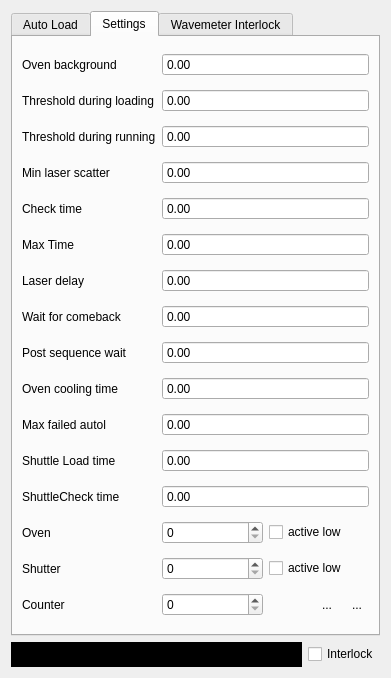
Above: ui/AutoLoad.ui from MonroeQuantumNetworks/IonControl before the change. Below: the same form after it.
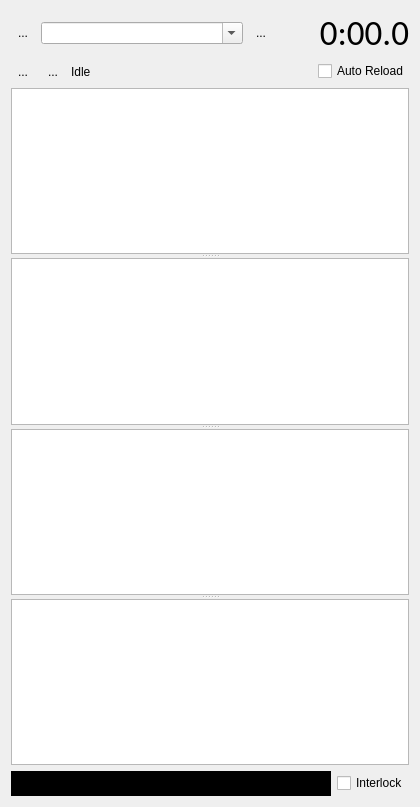
That is the form after the change. The open tabs and pages were chosen to show the change. Icons and pictures are not drawn. Custom widgets are drawn as their Qt base class.

Commit message: recast autoload using profiles

What changed in the file:
```diff
--- a/ui/AutoLoad.ui
+++ b/ui/AutoLoad.ui
@@ -6,679 +6,165 @@
    <rect>
     <x>0</x>
     <y>0</y>
-    <width>391</width>
-    <height>678</height>
+    <width>420</width>
+    <height>807</height>
    </rect>
   </property>
   <property name="windowTitle">
    <string>Form</string>
   </property>
-  <layout class="QVBoxLayout" name="verticalLayout_2">
+  <layout class="QVBoxLayout" name="verticalLayout">
    <item>
-    <widget class="QTabWidget" name="tabWidget_2">
-     <property name="currentIndex">
-      <number>0</number>
+    <layout class="QHBoxLayout" name="horizontalLayout">
+     <item>
+      <widget class="QToolButton" name="removeProfileButton">
+       <property name="text">
+        <string>...</string>
+       </property>
+       <property name="icon">
+        <iconset resource="Experiment.qrc">
+         <normaloff>:/openicon/icons/edit-clear-locationbar-ltr.png</normaloff>:/openicon/icons/edit-clear-locationbar-ltr.png</iconset>
+       </property>
+       <property name="autoRaise">
+        <bool>true</bool>
+       </property>
+      </widget>
+     </item>
+     <item>
+      <widget class="QComboBox" name="profileComboBox">
+       <property name="sizePolicy">
+        <sizepolicy hsizetype="Preferred" vsizetype="Fixed">
+         <horstretch>1</horstretch>
+         <verstretch>0</verstretch>
+        </sizepolicy>
+       </property>
+       <property name="editable">
+        <bool>true</bool>
+       </property>
+      </widget>
+     </item>
+     <item>
+      <widget class="QToolButton" name="saveProfileButton">
+       <property name="text">
+        <string>...</string>
+       </property>
+       <property name="icon">
+        <iconset resource="Experiment.qrc">
+         <normaloff>:/kde/icons/filesave.png</normaloff>:/kde/icons/filesave.png</iconset>
+       </property>
+       <property name="autoRaise">
+        <bool>true</bool>
+       </property>
+      </widget>
+     </item>
+     <item>
+      <spacer name="horizontalSpacer">
+       <property name="orientation">
+        <enum>Qt::Horizontal</enum>
+       </property>
+       <property name="sizeHint" stdset="0">
+        <size>
+         <width>40</width>
+         <height>20</height>
+        </size>
+       </property>
+      </spacer>
+     </item>
+     <item>
+      <widget class="QLabel" name="elapsedLabel">
+       <property name="font">
+        <font>
+         <family>Calibri</family>
+         <pointsize>26</pointsize>
+        </font>
+       </property>
+       <property name="text">
+        <string>0:00.0</string>
+       </property>
+       <property name="alignment">
+        <set>Qt::AlignRight|Qt::AlignTrailing|Qt::AlignVCenter</set>
+       </property>
+      </widget>
+     </item>
+    </layout>
+   </item>
+   <item>
+    <layout class="QHBoxLayout" name="horizontalLayout_5">
+     <item>
+      <widget class="QToolButton" name="startButton">
+       <property name="text">
+        <string>...</string>
+       </property>
+       <property name="icon">
+        <iconset resource="Experiment.qrc">
+         <normaloff>:/openicon/icons/media-playback-start-7.png</normaloff>:/openicon/icons/media-playback-start-7.png</iconset>
+       </property>
+       <property name="autoRaise">
+        <bool>true</bool>
+       </property>
+      </widget>
+     </item>
+     <item>
+      <widget class="QToolButton" name="stopButton">
+       <property name="text">
+        <string>...</string>
+       </property>
+       <property name="icon">
+        <iconset resource="Experiment.qrc">
+         <normaloff>:/openicon/icons/media-playback-stop-7.png</normaloff>:/openicon/icons/media-playback-stop-7.png</iconset>
+       </property>
+       <property name="autoRaise">
+        <bool>true</bool>
+       </property>
+      </widget>
+     </item>
+     <item>
+      <widget class="QLabel" name="statusLabel">
+       <property name="text">
+        <string>Idle</string>
+       </property>
+      </widget>
+     </item>
+     <item>
+      <spacer name="horizontalSpacer_3">
+       <property name="orientation">
+        <enum>Qt::Horizontal</enum>
+       </property>
+       <property name="sizeHint" stdset="0">
+        <size>
+         <width>40</width>
+         <height>20</height>
+        </size>
+       </property>
+      </spacer>
+     </item>
+     <item>
+      <widget class="QCheckBox" name="autoReloadBox">
+       <property name="text">
+        <string>Auto Reload</string>
+       </property>
+      </widget>
+     </item>
+    </layout>
+   </item>
+   <item>
+    <widget class="QSplitter" name="splitter">
+     <property name="orientation">
+      <enum>Qt::Vertical</enum>
      </property>
-     <widget class="QWidget" name="autoLoadTab">
-      <attribute name="title">
-       <string>Auto Load</string>
+     <widget class="TableViewExtended" name="historyTableView"/>
+     <widget class="ParameterTree" name="parameterWidget">
+      <attribute name="headerVisible">
+       <bool>false</bool>
       </attribute>
-      <layout class="QVBoxLayout" name="verticalLayout">
-       <item>
-        <layout class="QHBoxLayout" name="horizontalLayout_5">
-         <item>
-          <widget class="QToolButton" name="startButton">
-           <property name="text">
-            <string>...</string>
-           </property>
-           <property name="icon">
-            <iconset resource="Experiment.qrc">
-             <normaloff>:/openicon/icons/media-playback-start-7.png</normaloff>:/openicon/icons/media-playback-start-7.png</iconset>
-           </property>
-           <property name="autoRaise">
-            <bool>true</bool>
-           </property>
-          </widget>
-         </item>
-         <item>
-          <widget class="QToolButton" name="stopButton">
-           <property name="text">
-            <string>...</string>
-           </property>
-           <property name="icon">
-            <iconset resource="Experiment.qrc">
-             <normaloff>:/openicon/icons/media-playback-stop-7.png</normaloff>:/openicon/icons/media-playback-stop-7.png</iconset>
-           </property>
-           <property name="autoRaise">
-            <bool>true</bool>
-           </property>
-          </widget>
-         </item>
-         <item>
-          <widget class="QLabel" name="statusLabel">
-           <property name="text">
-            <string>Idle</string>
-           </property>
-          </widget>
-         </item>
-         <item>
-          <spacer name="horizontalSpacer_3">
-           <property name="orientation">
-            <enum>Qt::Horizontal</enum>
-           </property>
-           <property name="sizeHint" stdset="0">
-            <size>
-             <width>40</width>
-             <height>20</height>
-            </size>
-           </property>
-          </spacer>
-         </item>
-         <item>
-          <widget class="QCheckBox" name="autoReloadBox">
-           <property name="text">
-            <string>Auto Reload</string>
-           </property>
-          </widget>
-         </item>
-        </layout>
-       </item>
-       <item>
-        <layout class="QHBoxLayout" name="horizontalLayout">
-         <item>
-          <widget class="QComboBox" name="loadAlgorithmBox">
-           <property name="sizePolicy">
-            <sizepolicy hsizetype="Preferred" vsizetype="Fixed">
-             <horstretch>1</horstretch>
-             <verstretch>0</verstretch>
-            </sizepolicy>
-           </property>
-           <property name="editable">
-            <bool>true</bool>
-           </property>
-          </widget>
-         </item>
-         <item>
-          <spacer name="horizontalSpacer">
-           <property name="orientation">
-            <enum>Qt::Horizontal</enum>
-           </property>
-           <property name="sizeHint" stdset="0">
-            <size>
-             <width>40</width>
-             <height>20</height>
-            </size>
-           </property>
-          </spacer>
-         </item>
-         <item>
-          <widget class="QLabel" name="elapsedLabel">
-           <property name="font">
-            <font>
-             <family>Calibri</family>
-             <pointsize>26</pointsize>
-            </font>
-           </property>
-           <property name="text">
-            <string>0:00.0</string>
-           </property>
-           <property name="alignment">
-            <set>Qt::AlignRight|Qt::AlignTrailing|Qt::AlignVCenter</set>
-           </property>
-          </widget>
-         </item>
-        </layout>
-       </item>
-       <item>
-        <widget class="QSplitter" name="splitter_2">
-         <property name="orientation">
-          <enum>Qt::Vertical</enum>
-         </property>
-         <widget class="TableViewExtended" name="historyTableView"/>
-         <widget class="ParameterTree" name="parameterWidget">
-          <attribute name="headerVisible">
-           <bool>false</bool>
-          </attribute>
-          <column>
-           <property name="text">
-            <string notr="true">1</string>
-           </property>
-          </column>
-         </widget>
-         <widget class="QTableView" name="globalsAdjustTableView"/>
-        </widget>
-       </item>
-      </layout>
+      <column>
+       <property name="text">
+        <string notr="true">1</string>
+       </property>
+      </column>
      </widget>
-     <widget class="QWidget" name="settingsTab">
-      <attribute name="title">
-       <string>Settings</string>
-      </attribute>
-      <layout class="QGridLayout" name="gridLayout">
-       <item row="11" column="0">
-        <widget class="QLabel" name="label_11">
-         <property name="text">
-          <string>Max failed autol</string>
-         </property>
-        </widget>
-       </item>
-       <item row="11" column="1" colspan="2">
-        <widget class="MagnitudeSpinBox" name="maxFailedAutoloadBox">
-         <property name="sizePolicy">
-          <sizepolicy hsizetype="MinimumExpanding" vsizetype="Fixed">
-           <horstretch>2</horstretch>
-           <verstretch>0</verstretch>
-          </sizepolicy>
-         </property>
-         <property name="toolTip">
-          <string>switch on laser after oven on</string>
-         </property>
-         <property name="buttonSymbols">
-          <enum>QAbstractSpinBox::NoButtons</enum>
-         </property>
-        </widget>
-       </item>
-       <item row="15" column="2">
-        <widget class="QCheckBox" name="shutterChannelActiveLowBox">
-         <property name="sizePolicy">
-          <sizepolicy hsizetype="Fixed" vsizetype="Fixed">
-           <horstretch>0</horstretch>
-           <verstretch>0</verstretch>
-          </sizepolicy>
-         </property>
-         <property name="text">
-          <string>active low</string>
-         </property>
-        </widget>
-       </item>
-       <item row="0" column="1" colspan="2">
-        <widget class="MagnitudeSpinBox" name="thresholdOvenBox">
-         <property name="sizePolicy">
-          <sizepolicy hsizetype="MinimumExpanding" vsizetype="Fixed">
-           <horstretch>2</horstretch>
-           <verstretch>0</verstretch>
-          </sizepolicy>
-         </property>
-         <property name="toolTip">
-          <string>Threshold while oven is on</string>
-         </property>
-         <property name="buttonSymbols">
-          <enum>QAbstractSpinBox::NoButtons</enum>
-         </property>
-        </widget>
-       </item>
-       <item row="12" column="1" colspan="2">
-        <widget class="MagnitudeSpinBox" name="shuttleLoadTimeBox">
-         <property name="sizePolicy">
-          <sizepolicy hsizetype="MinimumExpanding" vsizetype="Fixed">
-           <horstretch>2</horstretch>
-           <verstretch>0</verstretch>
-          </sizepolicy>
-         </property>
-         <property name="toolTip">
-          <string>switch on laser after oven on</string>
-         </property>
-         <property name="buttonSymbols">
-          <enum>QAbstractSpinBox::NoButtons</enum>
-         </property>
-        </widget>
-       </item>
-       <item row="8" column="0">
-        <widget class="QLabel" name="label_9">
-         <property name="text">
-          <string>Wait for comeback</string>
-         </property>
-        </widget>
-       </item>
-       <item row="6" column="0">
-        <widget class="QLabel" name="label_4">
-         <property name="text">
-          <string>Max Time</string>
-         </property>
-        </widget>
-       </item>
-       <item row="7" column="0">
-        <widget class="QLabel" name="label_5">
-         <property name="text">
-          <string>Laser delay</string>
-         </property>
-        </widget>
-       </item>
-       <item row="16" column="0">
-        <widget class="QLabel" name="label_7">
-         <property name="text">
-          <string>Counter</string>
-         </property>
-        </widget>
-       </item>
-       <item row="1" column="0">
-        <widget class="QLabel" name="label_6">
-         <property name="text">
-          <string>Threshold during loading</string>
-         </property>
-        </widget>
-       </item>
-       <item row="5" column="0">
-        <widget class="QLabel" name="label_8">
-         <property name="text">
-          <string>Check time</string>
-         </property>
-        </widget>
-       </item>
-       <item row="15" column="1">
-        <widget class="QSpinBox" name="shutterChannelBox">
-         <property name="sizePolicy">
-          <sizepolicy hsizetype="Minimum" vsizetype="Fixed">
-           <horstretch>2</horstretch>
-           <verstretch>0</verstretch>
-          </sizepolicy>
-         </property>
-         <property name="toolTip">
-          <string>shuter enable digital out</string>
-         </property>
-         <property name="minimum">
-          <number>0</number>
-         </property>
-         <property name="maximum">
-          <number>31</number>
-         </property>
-        </widget>
-       </item>
-       <item row="14" column="0">
-        <widget class="QLabel" name="label">
-         <property name="text">
-          <string>Oven</string>
-         </property>
-        </widget>
-       </item>
-       <item row="1" column="1" colspan="2">
-        <widget class="MagnitudeSpinBox" name="thresholdBareBox">
-         <property name="sizePolicy">
-          <sizepolicy hsizetype="MinimumExpanding" vsizetype="Fixed">
-           <horstretch>2</horstretch>
-           <verstretch>0</verstretch>
-          </sizepolicy>
-         </property>
-         <property name="toolTip">
-          <string>Threshold with oven off</string>
-         </property>
-         <property name="buttonSymbols">
-          <enum>QAbstractSpinBox::NoButtons</enum>
-         </property>
-        </widget>
-       </item>
-       <item row="0" column="0">
-        <widget class="QLabel" name="label_3">
-         <property name="text">
-          <string>Oven background</string>
-         </property>
-        </widget>
-       </item>
-       <item row="15" column="0">
-        <widget class="QLabel" name="label_2">
-         <property name="text">
-          <string>Shutter</string>
-         </property>
-        </widget>
-       </item>
-       <item row="6" column="1" colspan="2">
-        <widget class="MagnitudeSpinBox" name="maxTimeBox">
-         <property name="sizePolicy">
-          <sizepolicy hsizetype="MinimumExpanding" vsizetype="Fixed">
-           <horstretch>2</horstretch>
-           <verstretch>0</verstretch>
-          </sizepolicy>
-         </property>
-         <property name="toolTip">
-          <string>maximum oven on time</string>
-         </property>
-         <property name="buttonSymbols">
-          <enum>QAbstractSpinBox::NoButtons</enum>
-         </property>
-        </widget>
-       </item>
-       <item row="5" column="1" colspan="2">
-        <widget class="MagnitudeSpinBox" name="checkTimeBox">
-         <property name="sizePolicy">
-          <sizepolicy hsizetype="MinimumExpanding" vsizetype="Fixed">
-           <horstretch>2</horstretch>
-           <verstretch>0</verstretch>
-          </sizepolicy>
-         </property>
-         <property name="toolTip">
-          <string>Threshold with oven off</string>
-         </property>
-         <property name="buttonSymbols">
-          <enum>QAbstractSpinBox::NoButtons</enum>
-         </property>
-        </widget>
-       </item>
-       <item row="7" column="1" colspan="2">
-        <widget class="MagnitudeSpinBox" name="laserDelayBox">
-         <property name="sizePolicy">
-          <sizepolicy hsizetype="MinimumExpanding" vsizetype="Fixed">
-           <horstretch>2</horstretch>
-           <verstretch>0</verstretch>
-          </sizepolicy>
-         </property>
-         <property name="toolTip">
-          <string>switch on laser after oven on</string>
-         </property>
-         <property name="buttonSymbols">
-          <enum>QAbstractSpinBox::NoButtons</enum>
-         </property>
-        </widget>
-       </item>
-       <item row="14" column="2">
-        <widget class="QCheckBox" name="ovenChannelActiveLowBox">
-         <property name="sizePolicy">
-          <sizepolicy hsizetype="Fixed" vsizetype="Fixed">
-           <horstretch>0</horstretch>
-           <verstretch>0</verstretch>
-          </sizepolicy>
-         </property>
-         <property name="text">
-          <string>active low</string>
-         </property>
-        </widget>
-       </item>
-       <item row="14" column="1">
-        <widget class="QSpinBox" name="ovenChannelBox">
-         <property name="sizePolicy">
-          <sizepolicy hsizetype="Minimum" vsizetype="Fixed">
-           <horstretch>2</horstretch>
-           <verstretch>0</verstretch>
-          </sizepolicy>
-         </property>
-         <property name="toolTip">
-          <string>oven enable digital out</string>
-         </property>
-         <property name="minimum">
-          <number>0</number>
-         </property>
-         <property name="maximum">
-          <number>31</number>
-         </property>
-        </widget>
-       </item>
-       <item row="9" column="0">
-        <widget class="QLabel" name="label_13">
-         <property name="text">
-          <string>Post sequence wait</string>
-         </property>
-        </widget>
-       </item>
-       <item row="9" column="1" colspan="2">
-        <widget class="MagnitudeSpinBox" name="postSequenceWaitTimeBox">
-         <property name="sizePolicy">
-          <sizepolicy hsizetype="MinimumExpanding" vsizetype="Fixed">
-           <horstretch>2</horstretch>
-           <verstretch>0</verstretch>
-          </sizepolicy>
-         </property>
-         <property name="toolTip">
-          <string>switch on laser after oven on</string>
-         </property>
-         <property name="buttonSymbols">
-          <enum>QAbstractSpinBox::NoButtons</enum>
-         </property>
-        </widget>
-       </item>
-       <item row="8" column="1" colspan="2">
-        <widget class="MagnitudeSpinBox" name="waitForComebackBox">
-         <property name="sizePolicy">
-          <sizepolicy hsizetype="MinimumExpanding" vsizetype="Fixed">
-           <horstretch>2</horstretch>
-           <verstretch>0</verstretch>
-          </sizepolicy>
-         </property>
-         <property name="toolTip">
-          <string>switch on laser after oven on</string>
-         </property>
-         <property name="buttonSymbols">
-          <enum>QAbstractSpinBox::NoButtons</enum>
-         </property>
-        </widget>
-       </item>
-       <item row="3" column="0">
-        <widget class="QLabel" name="label_10">
-         <property name="text">
-          <string>Min laser scatter</string>
-         </property>
-        </widget>
-       </item>
-       <item row="3" column="1" colspan="2">
-        <widget class="MagnitudeSpinBox" name="minLaserScatterBox">
-         <property name="sizePolicy">
-          <sizepolicy hsizetype="MinimumExpanding" vsizetype="Fixed">
-           <horstretch>2</horstretch>
-           <verstretch>0</verstretch>
-          </sizepolicy>
-         </property>
-         <property name="toolTip">
-          <string>Threshold with oven off</string>
-         </property>
-         <property name="buttonSymbols">
-          <enum>QAbstractSpinBox::NoButtons</enum>
-         </property>
-        </widget>
-       </item>
-       <item row="13" column="1" colspan="2">
-        <widget class="MagnitudeSpinBox" name="shuttleCheckTimeBox">
-         <property name="sizePolicy">
-          <sizepolicy hsizetype="MinimumExpanding" vsizetype="Fixed">
-           <horstretch>2</horstretch>
-           <verstretch>0</verstretch>
-          </sizepolicy>
-         </property>
-         <property name="toolTip">
-          <string>switch on laser after oven on</string>
-         </property>
-         <property name="buttonSymbols">
-          <enum>QAbstractSpinBox::NoButtons</enum>
-         </property>
-        </widget>
-       </item>
-       <item row="13" column="0">
-        <widget class="QLabel" name="label_14">
-         <property name="text">
-          <string>ShuttleCheck time</string>
-         </property>
-        </widget>
-       </item>
-       <item row="12" column="0">
-        <widget class="QLabel" name="label_29">
-         <property name="text">
-          <string>Shuttle Load time</string>
-         </property>
-        </widget>
-       </item>
-       <item row="10" column="0">
-        <widget class="QLabel" name="label_15">
-         <property name="text">
-          <string>Oven cooling time</string>
-         </property>
-        </widget>
-       </item>
-       <item row="10" column="1" colspan="2">
-        <widget class="MagnitudeSpinBox" name="ovenCoolingTimeBox">
-         <property name="sizePolicy">
-          <sizepolicy hsizetype="MinimumExpanding" vsizetype="Fixed">
-           <horstretch>2</horstretch>
-           <verstretch>0</verstretch>
-          </sizepolicy>
-         </property>
-         <property name="toolTip">
-          <string>switch on laser after oven on</string>
-         </property>
-         <property name="buttonSymbols">
-          <enum>QAbstractSpinBox::NoButtons</enum>
-         </property>
-        </widget>
-       </item>
-       <item row="2" column="0">
-        <widget class="QLabel" name="label_16">
-         <property name="text">
-          <string>Threshold during running</string>
-         </property>
-        </widget>
-       </item>
-       <item row="2" column="1" colspan="2">
-        <widget class="MagnitudeSpinBox" name="thresholdRunningBox">
-         <property name="sizePolicy">
-          <sizepolicy hsizetype="MinimumExpanding" vsizetype="Fixed">
-           <horstretch>2</horstretch>
-           <verstretch>0</verstretch>
-          </sizepolicy>
-         </property>
-         <property name="toolTip">
-          <string>Threshold with oven off</string>
-         </property>
-         <property name="buttonSymbols">
-          <enum>QAbstractSpinBox::NoButtons</enum>
-         </property>
-        </widget>
-       </item>
-       <item row="16" column="1">
-        <widget class="QSpinBox" name="counterChannelBox">
-         <property name="sizePolicy">
-          <sizepolicy hsizetype="Minimum" vsizetype="Fixed">
-           <horstretch>2</horstretch>
-           <verstretch>0</verstretch>
-          </sizepolicy>
-         </property>
-         <property name="toolTip">
-          <string>counter channel</string>
-         </property>
-         <property name="minimum">
-          <number>0</number>
-         </property>
-         <property name="maximum">
-          <number>7</number>
-         </property>
-        </widget>
-       </item>
-       <item row="16" column="2">
-        <layout class="QHBoxLayout" name="horizontalLayout_6">
-         <item>
-          <spacer name="horizontalSpacer_4">
-           <property name="orientation">
-            <enum>Qt::Horizontal</enum>
-           </property>
-           <property name="sizeHint" stdset="0">
-            <size>
-             <width>40</width>
-             <height>20</height>
-            </size>
-           </property>
-          </spacer>
-         </item>
-         <item>
-          <widget class="QToolButton" name="addAdjustButton">
-           <property name="text">
-            <string>...</string>
-           </property>
-           <property name="icon">
-            <iconset resource="Experiment.qrc">
-             <normaloff>:/openicon/icons/edit-add.png</normaloff>:/openicon/icons/edit-add.png</iconset>
-           </property>
-           <property name="autoRaise">
-            <bool>true</bool>
-           </property>
-          </widget>
-         </item>
-         <item>
-          <widget class="QToolButton" name="removeAdjustButton">
-           <property name="text">
-            <string>...</string>
-           </property>
-           <property name="icon">
-            <iconset resource="Experiment.qrc">
-             <normaloff>:/openicon/icons/edit_remove.png</normaloff>:/openicon/icons/edit_remove.png</iconset>
-           </property>
-           <property name="autoRaise">
-            <bool>true</bool>
-           </property>
-          </widget>
-         </item>
-        </layout>
-       </item>
-      </layout>
-     </widget>
-     <widget class="QWidget" name="interlockTab">
-      <attribute name="title">
-       <string>Wavemeter Interlock</string>
-      </attribute>
-      <layout class="QVBoxLayout" name="verticalLayout_3">
-       <item>
-        <layout class="QHBoxLayout" name="horizontalLayout_2">
-         <item>
-          <spacer name="horizontalSpacer_2">
-           <property name="orientation">
-            <enum>Qt::Horizontal</enum>
-           </property>
-           <property name="sizeHint" stdset="0">
-            <size>
-             <width>40</width>
-             <height>20</height>
-            </size>
-           </property>
-          </spacer>
-         </item>
-         <item>
-          <widget class="QToolButton" name="addChannelButton">
-           <property name="text">
-            <string>...</string>
-           </property>
-           <property name="icon">
-            <iconset resource="Experiment.qrc">
-             <normaloff>:/openicon/icons/edit-add.png</normaloff>:/openicon/icons/edit-add.png</iconset>
-           </property>
-           <property name="autoRaise">
-            <bool>true</bool>
-           </property>
-          </widget>
-         </item>
-         <item>
-          <widget class="QToolButton" name="removeChannelButton">
-           <property name="text">
-            <string>...</string>
-           </property>
-           <property name="icon">
-            <iconset resource="Experiment.qrc">
-             <normaloff>:/openicon/icons/edit_remove.png</normaloff>:/openicon/icons/edit_remove.png</iconset>
-           </property>
-           <property name="autoRaise">
-            <bool>true</bool>
-           </property>
-          </widget>
-         </item>
-        </layout>
-       </item>
-       <item>
-        <widget class="QSplitter" name="splitter">
-         <property name="orientation">
-          <enum>Qt::Vertical</enum>
-         </property>
-         <widget class="QTableView" name="interlockTableView"/>
-        </widget>
-       </item>
-       <item>
-        <layout class="QHBoxLayout" name="horizontalLayout_4">
-         <item>
-          <widget class="QLabel" name="label_12">
-           <property name="text">
-            <string>Wavemeter Address</string>
-           </property>
-          </widget>
-         </item>
-         <item>
-          <widget class="QLineEdit" name="wavemeterAddressLineEdit"/>
-         </item>
-        </layout>
-       </item>
-      </layout>
-     </widget>
+     <widget class="QTableView" name="globalsAdjustTableView"/>
+     <widget class="QTableView" name="interlockTableView"/>
     </widget>
    </item>
    <item>
@@ -720,11 +206,6 @@
   </layout>
  </widget>
  <customwidgets>
-  <customwidget>
-   <class>MagnitudeSpinBox</class>
-   <extends>QDoubleSpinBox</extends>
-   <header>uiModules.MagnitudeSpinBox</header>
-  </customwidget>
   <customwidget>
    <class>TableViewExtended</class>
    <extends>QTableView</extends>
```
Left out of the diff: 10 changed lines with no effect on the pictures. The commit also changes 5 other files.
